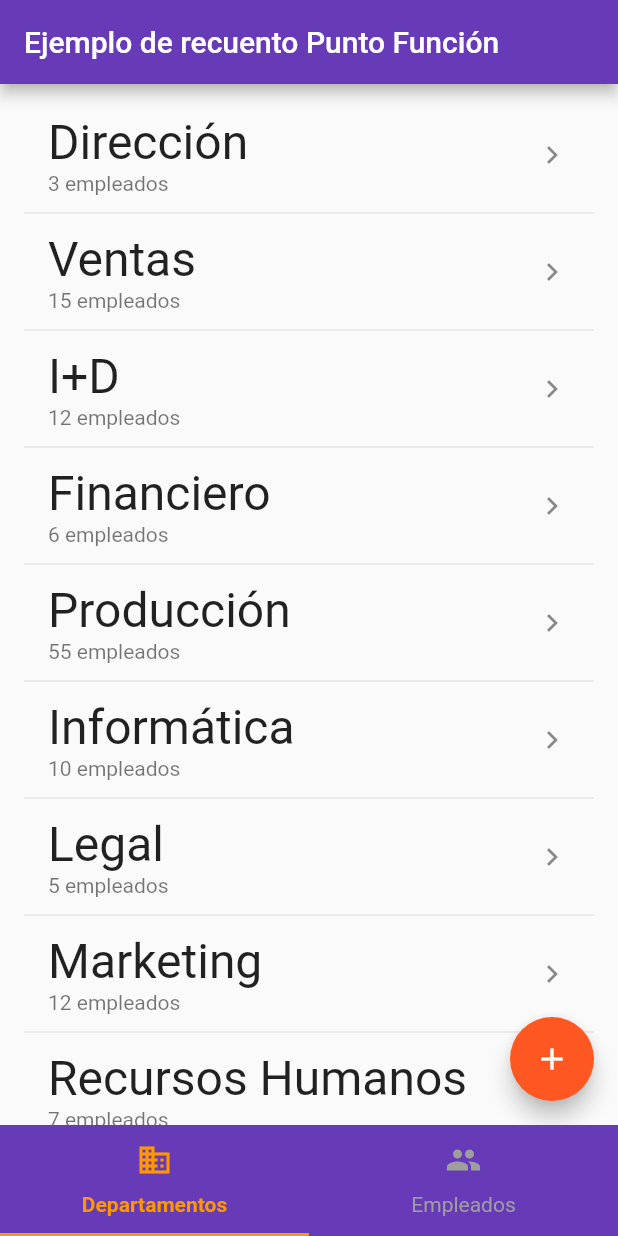
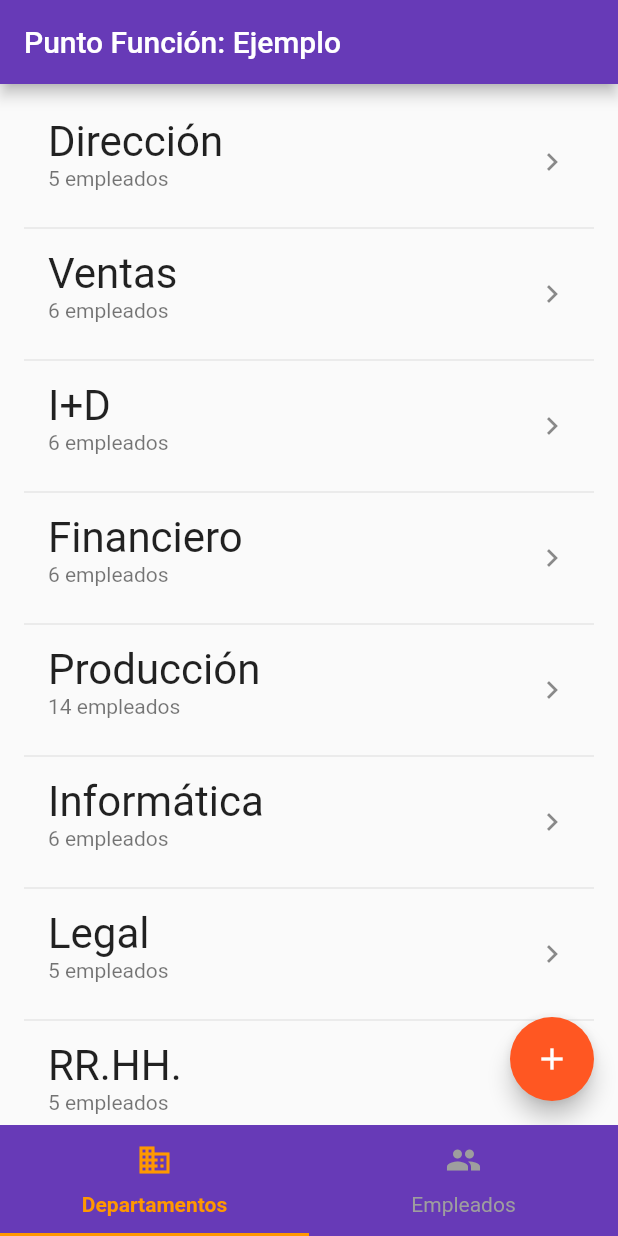
Before and after one commit to gsenas/pmifunctionpoint, a Flutter app: the screen it shows after launch, on a phone screen of 412 x 824 dp. Run offline on Flutter 3.47's test engine with Material 2 defaults, Android fonts, the light colour scheme and no system bars; Roboto replaces fonts that are missing (Arial).

Commit message:
Código más elegante
Took 1 hour 14 minutes

```diff
--- a/lib/globals.dart
+++ b/lib/globals.dart
@@ -1 +1,43 @@
-int numEmpleados = 50;
+import 'dart:math';
+
+class Departamento {
+  static final int maxEmpleadosPorDpto = 12;
+
+  String nombre;
+  int headCount;
+  Departamento(this.nombre, this.headCount);
+
+  static int totalEmpleados(List _departamentos) {
+    int sum = 0;
+    for (Departamento d in _departamentos) {
+      sum += d.headCount;
+    }
+
+    return sum;
+  }
+}
+
+class Empleado {
+  static final String companyUrl = '@fpcompany.org';
+
+  String fullname, username, photoUrl, email;
+  Empleado(this.fullname, this.username, this.photoUrl);
+  Empleado.fromJson(Map<String, dynamic> json)
+      : fullname = json['name']['first'] + ' ' + json['name']['last'],
+       //username = json['login']['username'],
+        username = json['name']['first'].toString().toLowerCase().substring(0,1)+json['name']['last'].toString().toLowerCase(),
+        photoUrl = json['picture']['medium'];
+}
+
+List departamentos = [
+  Departamento("Dirección",1+new Random().nextInt(Departamento.maxEmpleadosPorDpto)),
+  Departamento("Ventas",2+new Random().nextInt(Departamento.maxEmpleadosPorDpto)),
+  Departamento("I+D",2+new Random().nextInt(Departamento.maxEmpleadosPorDpto)),
+  Departamento("Financiero",2+new Random().nextInt(Departamento.maxEmpleadosPorDpto)),
+  Departamento("Producción",10+new Random().nextInt(Departamento.maxEmpleadosPorDpto)),
+  Departamento("Informática",2+new Random().nextInt(Departamento.maxEmpleadosPorDpto)),
+  Departamento("Legal",1+new Random().nextInt(Departamento.maxEmpleadosPorDpto)),
+  Departamento("RR.HH.",1+new Random().nextInt(Departamento.maxEmpleadosPorDpto)),
+  Departamento("Formación",1+new Random().nextInt(Departamento.maxEmpleadosPorDpto)),
+  Departamento("Soporte",1+new Random().nextInt(Departamento.maxEmpleadosPorDpto)),
+];
--- a/lib/main.dart
+++ b/lib/main.dart
@@ -12,8 +12,8 @@ class MyApp extends StatelessWidget {
     return MaterialApp(
         title: "Punto Función: Ejemplo",
         theme: ThemeData(
-          primarySwatch: Colors.deepPurple,
-          secondaryHeaderColor: Colors.deepOrange,
+          primarySwatch: Colors.deepOrange,
+          secondaryHeaderColor: Colors.deepPurple,
         ),
         debugShowCheckedModeBanner: false,
         home: MyHome());
@@ -51,7 +51,7 @@ class MyHomeState extends State<MyHome> with SingleTickerProviderStateMixin {
       // Appbar
       appBar: AppBar(
         // Title
-        title: Text("Ejemplo de recuento Punto Función"),
+        title: Text("Punto Función: Ejemplo"),
         backgroundColor: Colors.deepPurple,
       ),
       // Set the TabBar view as the body of the Scaffold
--- a/lib/tabs/departamentos.dart
+++ b/lib/tabs/departamentos.dart
@@ -11,37 +11,10 @@ class DepartamentosTab extends StatefulWidget {
 }
 
 class _DepartamentosTabState extends State<DepartamentosTab> {
-  final List<String> _departamentos = <String>[
-    "Dirección",
-    "Ventas",
-    "I+D",
-    "Financiero",
-    "Producción",
-    "Informática",
-    "Legal",
-    "Marketing",
-    "Recursos Humanos",
-    "Formación",
-    "Soporte"
-  ];
-
-  final List<int> _departamentosHC = <int>[
-    3,
-    15,
-    12,
-    6,
-    55,
-    10,
-    5,
-    12,
-    7,
-    2,
-    4
-  ];
 
   Widget build(BuildContext context) {
     return new Scaffold(
-      body: _buildAlfabeto(),
+      body: _buildListaDptos(),
     floatingActionButton: FloatingActionButton(
     backgroundColor: Colors.deepOrange,
     //onPressed: _incrementCounter,
@@ -50,32 +23,32 @@ class _DepartamentosTabState extends State<DepartamentosTab> {
     ));
   }
 
-  Widget _buildAlfabeto() {
+  Widget _buildListaDptos() {
     return new ListView.builder(
         padding: const EdgeInsets.all(16.0),
         itemBuilder: (BuildContext _context, int i) {
-          // Add a one-pixel-high divider widget before each row
-          // in the ListView.
           if (i.isOdd) {
             return new Divider();
           }
 
           final int index = i ~/ 2;
 
-          if (index >= _departamentos.length) {
+          if (index >= departamentos.length) {
             return null;
           }
 
-          return _buildRow(_departamentos[index],_departamentosHC[index].toString(), index);
+          print("Total de empleados: " + Departamento.totalEmpleados(departamentos).toString());
+
+          return _buildRow(departamentos[index].nombre,departamentos[index].headCount, index);
         });
   }
 
-  Widget _buildRow(String dpto, String headcount, int i) {
+  Widget _buildRow(String dpto, int headcount, int i) {
     return new ListTile(
       title: new Text(
         dpto,
         style: TextStyle(
-            fontSize: 32,
+            fontSize: 28,
             fontFamily: "Arial"),
         textAlign: TextAlign.left,
       ),
--- a/lib/tabs/empleados.dart
+++ b/lib/tabs/empleados.dart
@@ -27,18 +27,9 @@ class UserList extends StatefulWidget {
   _UserListState createState() => _UserListState();
 }
 
-class User {
-  String fullname, username, photoUrl;
-  User(this.fullname, this.username, this.photoUrl);
-  User.fromJson(Map<String, dynamic> json)
-    : fullname = json['name']['first'] + ' ' + json['name']['last'],
-    username = json['login']['username'],
-    photoUrl = json['picture']['medium'];
-}
-
 class _UserListState extends State<UserList> {
   bool loading;
-  List<User> users;
+  List<Empleado> users;
 
   void initState() {
     users = [];
@@ -50,11 +41,12 @@ class _UserListState extends State<UserList> {
   }
 
   void _loadUsers() async {
-    final response = await http.get('https://randomuser.me/api/?nat=es&results=$numEmpleados');
+    int totalEmpleados = Departamento.totalEmpleados(departamentos);
+    final response = await http.get('https://randomuser.me/api/?nat=es&results=$totalEmpleados');
     final json = jsonDecode(response.body);
-    List<User> _users = [];
+    List<Empleado> _users = [];
     for (var jsonUser in json['results']) {
-      _users.add(User.fromJson(jsonUser));
+      _users.add(Empleado.fromJson(jsonUser));
     }
     setState(() {
       users = _users;
```
